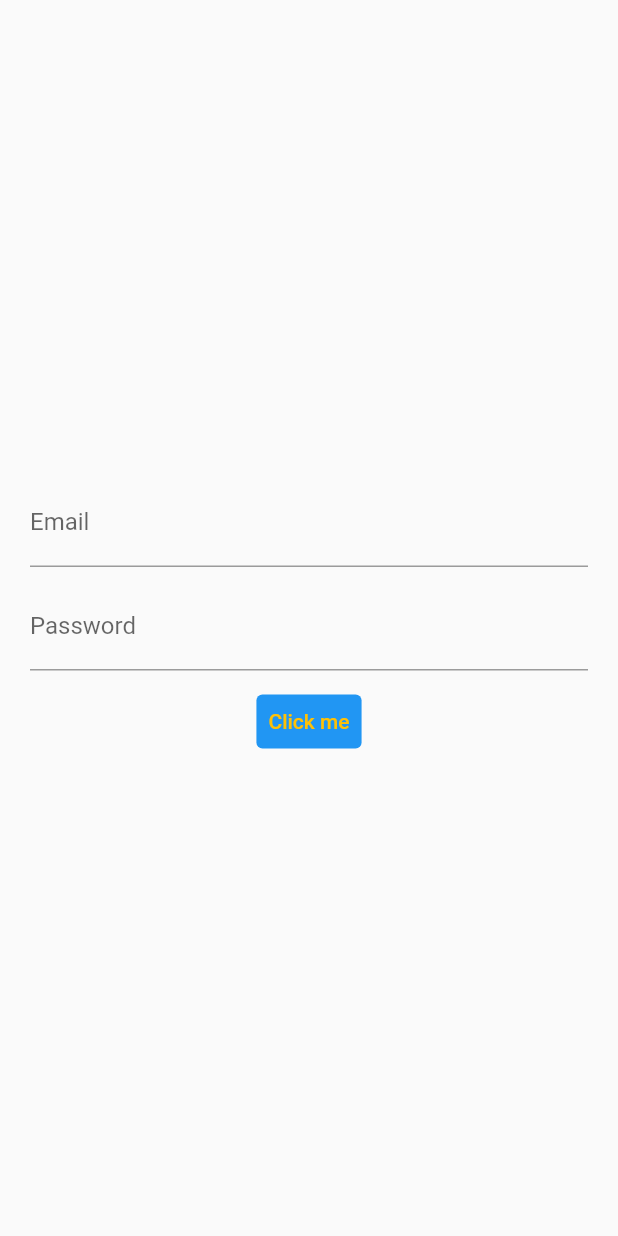
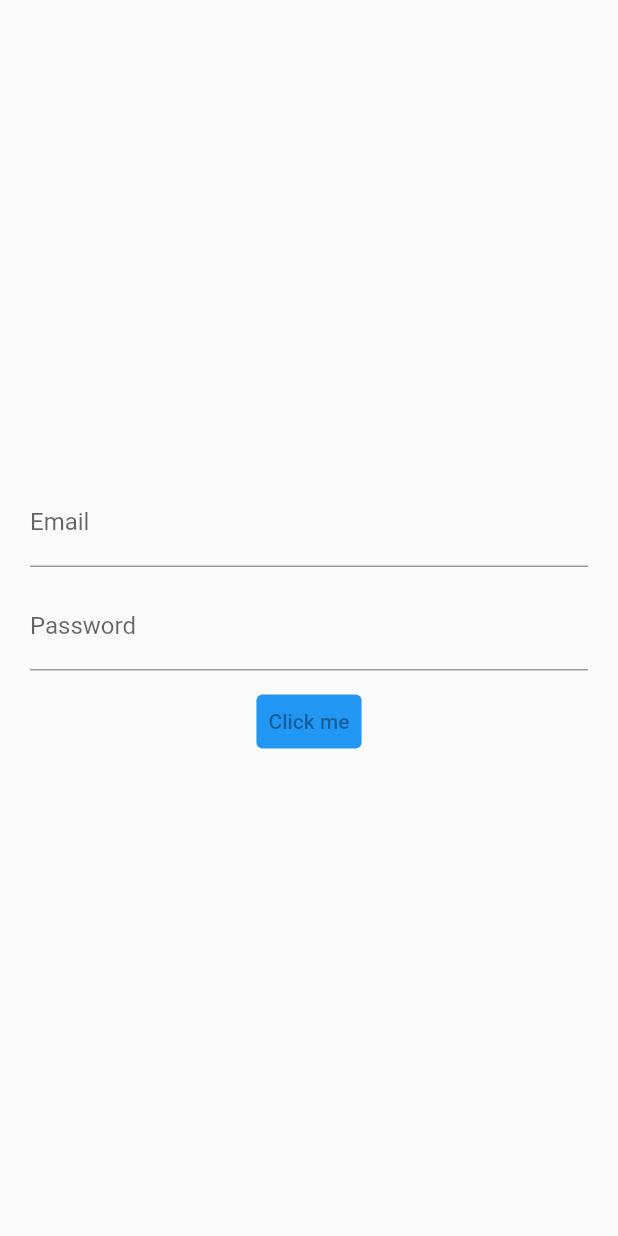
Before and after one commit to abanoubEssam/flutter_login_bloc, a Flutter app: the screen it shows after launch, on a phone screen of 412 x 824 dp. Run offline on Flutter 3.47's test engine with Material 2 defaults, Android fonts, the phone set to English and light mode, and no system bars; our stand-ins replace rxdart.

Commit message:
bloc with multuple streams

```diff
--- a/lib/src/blocs/bloc.dart
+++ b/lib/src/blocs/bloc.dart
@@ -1,10 +1,11 @@
 import 'dart:async';
 
 import 'package:login_bloc/src/blocs/validators.dart';
+import 'package:rxdart/rxdart.dart';
 
 class Bloc with Validators {
-  final _emailController = StreamController<String>();
-  final _passwordController = StreamController<String>();
+  final _emailController = BehaviorSubject<String>();
+  final _passwordController = BehaviorSubject<String>();
 
   Function(String) get changeEmail => _emailController.sink.add;
   Stream<String> get email => _emailController.stream.transform(validateEmail);
@@ -13,6 +14,17 @@ class Bloc with Validators {
   Stream<String> get password =>
       _passwordController.stream.transform(validatePassword);
 
+  Stream<bool> get submitValid =>
+      CombineLatestStream.combine2(email, password, (a, b) => false);
+
+  submit() {
+    final validEmail = _emailController.valueOrNull;
+    final validPassword = _passwordController.value;
+
+    print(validEmail);
+    print(validPassword);
+  }
+
   dispose() {
     _emailController.close();
     _passwordController.close();
--- a/lib/src/screens/login.screen.dart
+++ b/lib/src/screens/login.screen.dart
@@ -21,7 +21,7 @@ class LoginScreen extends StatelessWidget {
           SizedBox(
             height: 10,
           ),
-          submitButton(),
+          submitButton(bloc),
         ],
       ),
     );
@@ -60,14 +60,18 @@ class LoginScreen extends StatelessWidget {
     );
   }
 
-  Widget submitButton() {
+  Widget submitButton(Bloc bloc) {
+    return StreamBuilder(
+        stream: bloc.submitValid,
+        builder: (context, snapshot) {
           return TextButton(
             style: TextButton.styleFrom(
               primary: Colors.amber,
               backgroundColor: Colors.blue,
             ),
-      onPressed: () => print("object"),
+            onPressed: snapshot.hasData ? bloc.submit : null,
             child: Text("Click me"),
           );
+        });
   }
 }
--- a/pubspec.yaml
+++ b/pubspec.yaml
@@ -28,6 +28,7 @@ dependencies:
   # The following adds the Cupertino Icons font to your application.
   # Use with the CupertinoIcons class for iOS style icons.
   cupertino_icons: ^1.0.2
+  rxdart: ^0.27.2
 
 dev_dependencies:
   flutter_test:
```
Also changed, not shown: pubspec.lock. Lines whose indentation alone changed are shown as unchanged.
